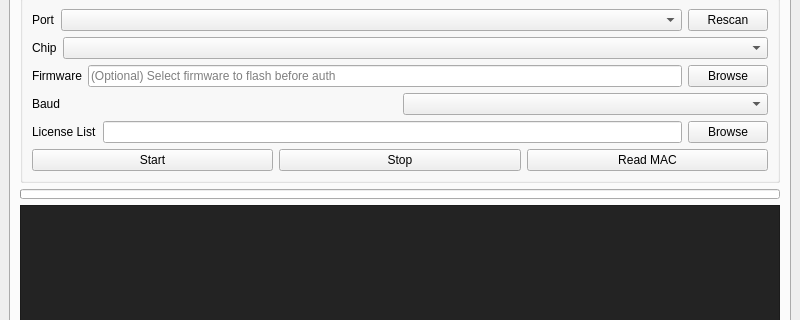
This is tyutool/gui/ui_main.ui in tuya/tyutool as Qt 5 draws it before an edit; both pictures show x 0 to 800 and y 193 to 513 of the 800 by 800 pixel window. The edited form follows.
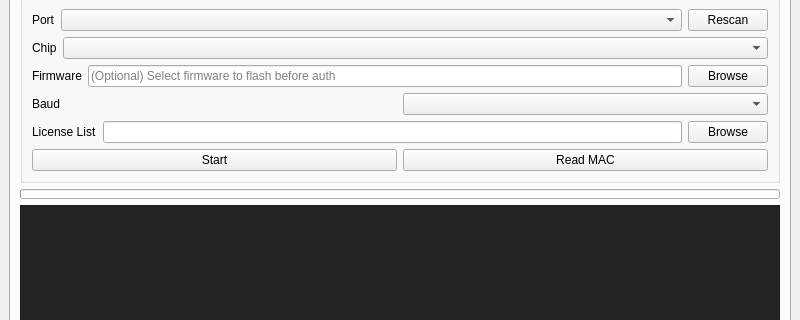
This is the edited form. The open tabs and pages were chosen to show the change.

Commit message:
refactor(gui): remove batch auth stop control
Made-with: Cursor

Diff of the .ui file:
```diff
--- a/tyutool/gui/ui_main.ui
+++ b/tyutool/gui/ui_main.ui
@@ -1669,13 +1669,6 @@
                  </property>
                 </widget>
                </item>
-               <item>
-                <widget class="QPushButton" name="pushButtonAuthStop">
-                 <property name="text">
-                  <string>Stop</string>
-                 </property>
-                </widget>
-               </item>
                <item>
                 <widget class="QPushButton" name="pushButtonAuthReadMAC">
                  <property name="text">
```
The commit also changes 2 other files.
